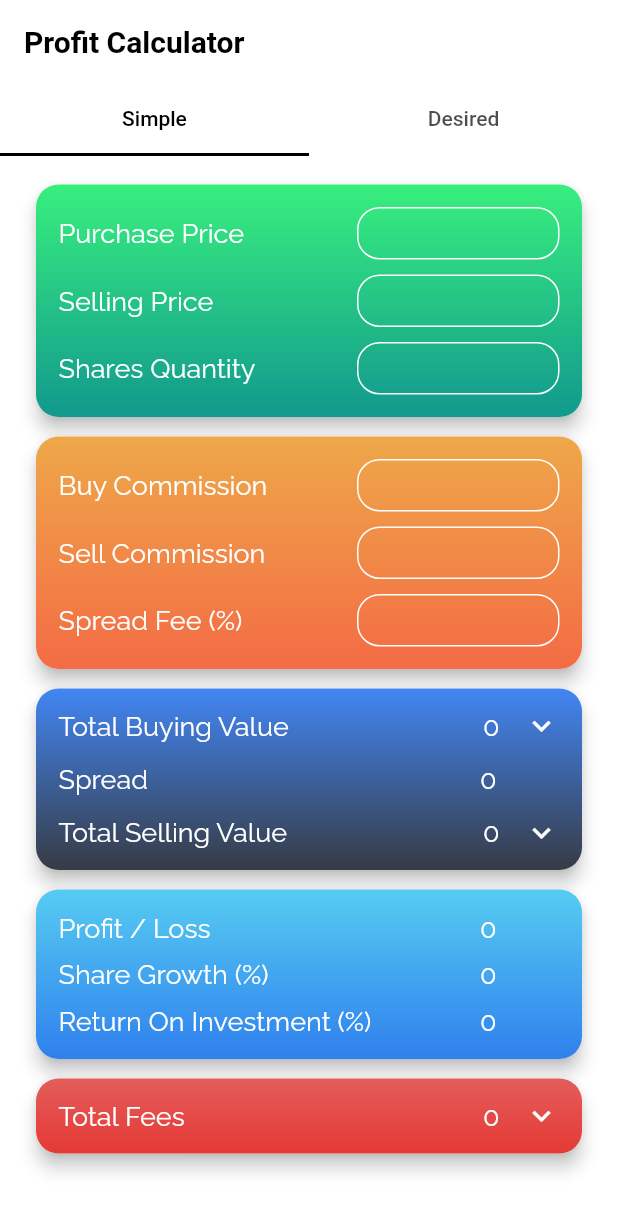
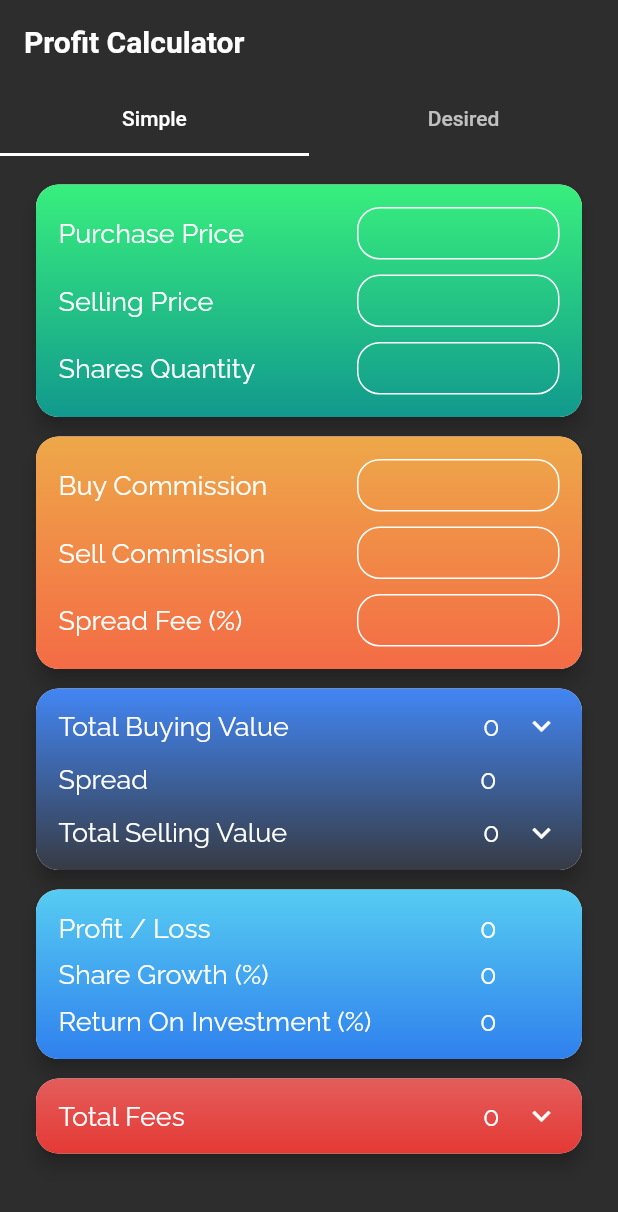
Before and after one commit to seanyasno/finance_app, a Flutter app: the screen it shows after launch, on a phone screen of 412 x 824 dp. Shown: the top 1212 px of the screen. Run offline on Flutter 3.47's test engine with Material 2 defaults, Android fonts, the phone set to English and light mode, and no system bars; our stand-ins replace google_fonts.

Commit message:
Added dark theme.

```diff
--- a/lib/components/profit_sections/info_sections/info_sum_section.dart
+++ b/lib/components/profit_sections/info_sections/info_sum_section.dart
@@ -46,7 +46,7 @@ class InfoSumSection extends StatelessWidget {
               title: 'Total Buying Value',
               titleValue: NumberFormat().format(_calculateTotalBuyingValue()),
               children: [
-                ProfitInfo('Shares Value',
+                ProfitInfo('Shares Buying Value',
                     NumberFormat().format(purchasePrice * sharesQuantity)),
                 SizedBox(height: 10),
                 ProfitInfo(
@@ -60,7 +60,7 @@ class InfoSumSection extends StatelessWidget {
               title: 'Total Selling Value',
               titleValue: NumberFormat().format(_calculateTotalSellingValue()),
               children: [
-                ProfitInfo('Shares Value',
+                ProfitInfo('Shares Selling Value',
                     NumberFormat().format(sellingPrice * sharesQuantity)),
                 SizedBox(height: 10),
                 ProfitInfo(
--- a/lib/main.dart
+++ b/lib/main.dart
@@ -1,5 +1,7 @@
+import 'package:finance_app/models/app_theme_factory.dart';
+import 'package:finance_app/models/types/theme_type.dart';
 import 'package:finance_app/pages/profit/profit_page.dart';
-import 'package:google_fonts/google_fonts.dart';
+import 'package:flutter/services.dart';
 import 'package:flutter/material.dart';
 
 void main() => runApp(MyApp());
@@ -7,16 +9,15 @@ void main() => runApp(MyApp());
 class MyApp extends StatelessWidget {
   @override
   Widget build(BuildContext context) {
+    SystemChrome.setSystemUIOverlayStyle(SystemUiOverlayStyle(
+      statusBarColor: Colors.transparent,
+      statusBarIconBrightness: Brightness.dark,
+      statusBarBrightness: Brightness.dark,
+    ));
+
     return MaterialApp(
       title: 'Finance',
-      theme: ThemeData(
-        primaryColor: Color(0xFF2F80ED),
-        visualDensity: VisualDensity.adaptivePlatformDensity,
-        dividerColor: Colors.transparent,
-        textTheme: GoogleFonts.ralewayTextTheme(
-          Theme.of(context).textTheme
-        ),
-      ),
+      theme: AppThemeFactory.getThemeData(context, ThemeType.DARK),
       home: ProfitPage(),
       debugShowCheckedModeBanner: false,
     );
--- /dev/null
+++ b/lib/models/app_theme_factory.dart
@@ -0,0 +1,37 @@
+import 'package:finance_app/models/types/theme_type.dart';
+import 'package:google_fonts/google_fonts.dart';
+import 'package:flutter/material.dart';
+
+class AppThemeFactory {
+  static ThemeData getThemeData(BuildContext context, ThemeType themeType) {
+    final lightTextTheme = Theme.of(context).textTheme.apply(
+      bodyColor: Colors.black,
+    );
+    final darkTextTheme = Theme.of(context).textTheme.apply(
+      bodyColor: Colors.white,
+    );
+
+    switch (themeType) {
+      case ThemeType.LIGHT:
+        return ThemeData(
+          primaryColor: Colors.black,
+          visualDensity: VisualDensity.adaptivePlatformDensity,
+          dividerColor: Colors.transparent,
+          textTheme: GoogleFonts.ralewayTextTheme(lightTextTheme),
+          backgroundColor: Colors.white,
+          indicatorColor: Colors.black,
+        );
+      case ThemeType.DARK:
+        return ThemeData(
+          primaryColor: Colors.black,
+          visualDensity: VisualDensity.adaptivePlatformDensity,
+          dividerColor: Colors.transparent,
+          textTheme: GoogleFonts.ralewayTextTheme(darkTextTheme),
+          backgroundColor: Color(0xFF2D2D2D),
+          indicatorColor: Colors.white,
+        );
+      default:
+        return null;
+    }
+  }
+}
--- /dev/null
+++ b/lib/models/types/theme_type.dart
@@ -0,0 +1,4 @@
+enum ThemeType {
+  LIGHT,
+  DARK
+}
--- a/lib/pages/profit/profit_page.dart
+++ b/lib/pages/profit/profit_page.dart
@@ -14,15 +14,19 @@ class _ProfitPageState extends State<ProfitPage> {
       length: 2,
       child: Scaffold(
         appBar: AppBar(
+          brightness: Brightness.light,
           elevation: 0,
           title: Text(
             'Profit Calculator',
-            style: TextStyle(color: Colors.black, fontWeight: FontWeight.w700),
+            style: TextStyle(
+              color: Theme.of(context).textTheme.headline6.color,
+              fontWeight: FontWeight.w700,
+            ),
           ),
-          backgroundColor: Colors.white,
+          backgroundColor: Theme.of(context).backgroundColor,
           bottom: TabBar(
-            indicatorColor: Colors.black,
-            labelColor: Colors.black,
+            indicatorColor: Theme.of(context).indicatorColor,
+            labelColor: Theme.of(context).textTheme.subtitle1.color,
             tabs: [
               Tab(
                 text: 'Simple',
@@ -33,7 +37,7 @@ class _ProfitPageState extends State<ProfitPage> {
             ],
           ),
         ),
-        backgroundColor: Colors.white,
+        backgroundColor: Theme.of(context).backgroundColor,
         body: TabBarView(
           children: [
             SingleChildScrollView(
--- a/pubspec.yaml
+++ b/pubspec.yaml
@@ -15,7 +15,7 @@ publish_to: 'none' # Remove this line if you wish to publish to pub.dev
 # In iOS, build-name is used as CFBundleShortVersionString while build-number used as CFBundleVersion.
 # Read more about iOS versioning at
 # https://developer.apple.com/library/archive/documentation/General/Reference/InfoPlistKeyReference/Articles/CoreFoundationKeys.html
-version: 1.0.1
+version: 1.0.2
 
 environment:
   sdk: ">=2.7.0 <3.0.0"
```
